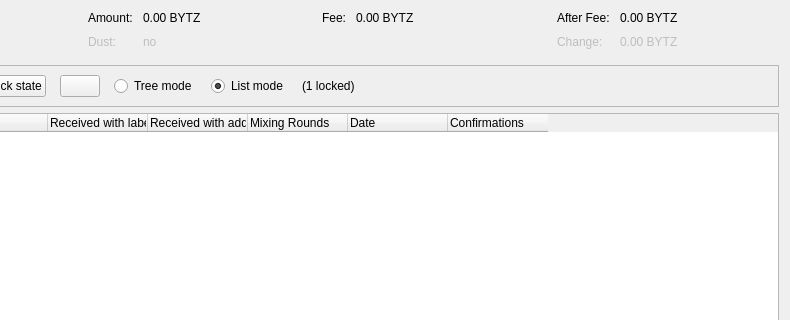
This is src/qt/forms/coincontroldialog.ui in watto-engineer/dash as Qt 5 draws it before an edit; both pictures show x 164 to 954 and y 0 to 320 of the 954 by 500 pixel window. The edited form follows.
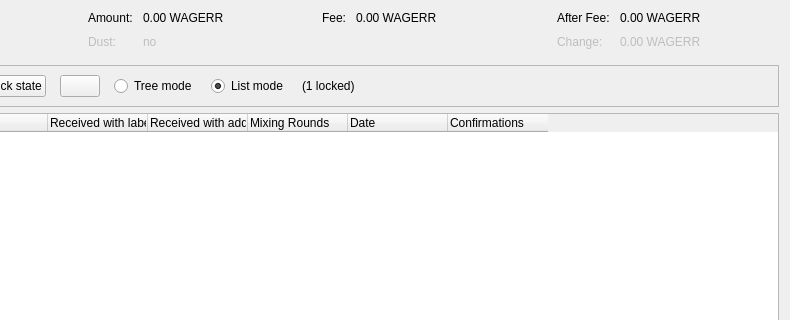
This is the edited form. Custom widgets are drawn as their Qt base class.

Commit message: Rebrand to Wagerr

Patch:
```diff
--- a/src/qt/forms/coincontroldialog.ui
+++ b/src/qt/forms/coincontroldialog.ui
@@ -114,7 +114,7 @@
           <enum>Qt::ActionsContextMenu</enum>
          </property>
          <property name="text">
-          <string notr="true">0.00 BYTZ</string>
+          <string notr="true">0.00 WAGERR</string>
          </property>
          <property name="textInteractionFlags">
           <set>Qt::LinksAccessibleByMouse|Qt::TextSelectableByKeyboard|Qt::TextSelectableByMouse</set>
@@ -182,7 +182,7 @@
           <enum>Qt::ActionsContextMenu</enum>
          </property>
          <property name="text">
-          <string notr="true">0.00 BYTZ</string>
+          <string notr="true">0.00 WAGERR</string>
          </property>
          <property name="textInteractionFlags">
           <set>Qt::LinksAccessibleByMouse|Qt::TextSelectableByKeyboard|Qt::TextSelectableByMouse</set>
@@ -221,7 +221,7 @@
           <enum>Qt::ActionsContextMenu</enum>
          </property>
          <property name="text">
-          <string notr="true">0.00 BYTZ</string>
+          <string notr="true">0.00 WAGERR</string>
          </property>
          <property name="textInteractionFlags">
           <set>Qt::LinksAccessibleByMouse|Qt::TextSelectableByKeyboard|Qt::TextSelectableByMouse</set>
@@ -250,7 +250,7 @@
           <enum>Qt::ActionsContextMenu</enum>
          </property>
          <property name="text">
-          <string notr="true">0.00 BYTZ</string>
+          <string notr="true">0.00 WAGERR</string>
          </property>
          <property name="textInteractionFlags">
           <set>Qt::LinksAccessibleByMouse|Qt::TextSelectableByKeyboard|Qt::TextSelectableByMouse</set>
```
The commit also changes 704 other files.
